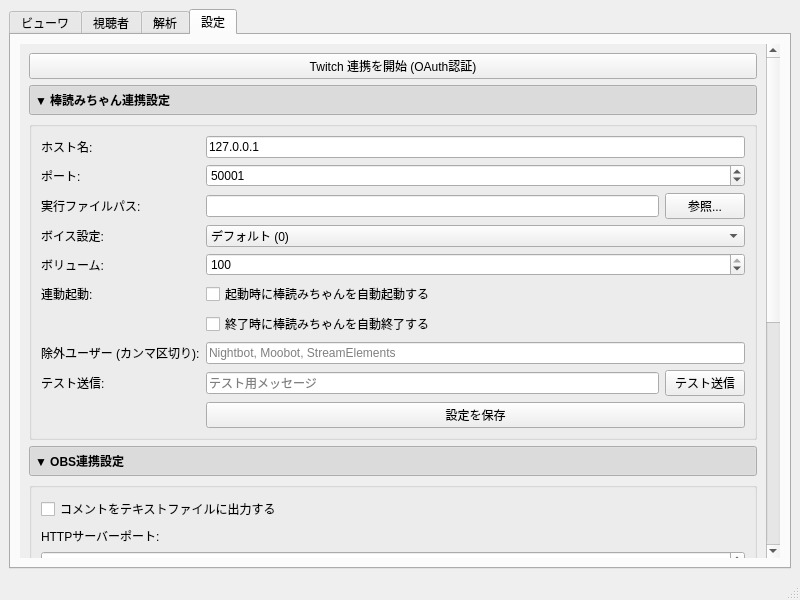
This is src/MainWindow.ui in BLUE000/TwitchCommentViewer as Qt 5 draws it before an edit. The edited form follows.
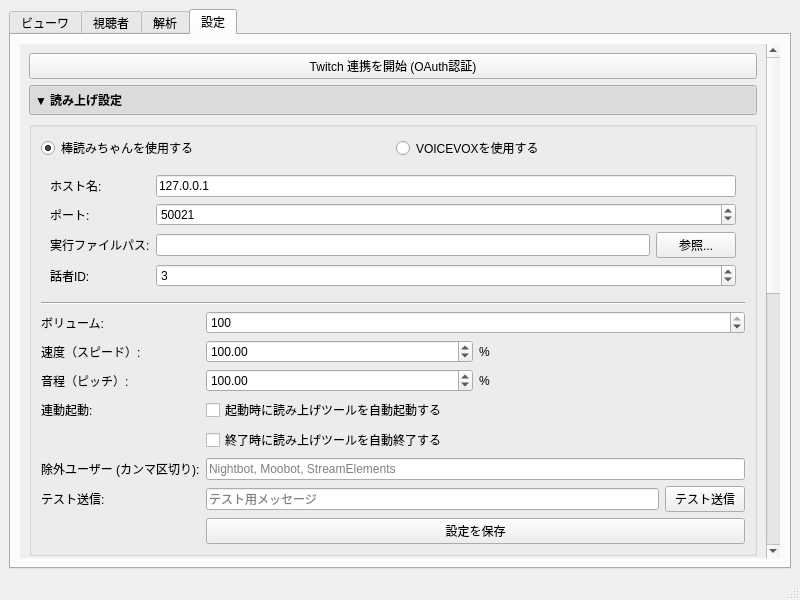
This is the edited form. The open tabs and pages were chosen to show the change. Custom widgets are drawn as their Qt base class.

Commit message: Implement VOICEVOX integration and unified TTS settings UI

```diff
--- a/src/MainWindow.ui
+++ b/src/MainWindow.ui
@@ -111,10 +111,29 @@
               </property>
              </widget>
             </item>
-        <item><widget class="QPushButton" name="btnToggleBouyomi"><property name="text"><string>▼ 棒読みちゃん連携設定</string></property><property name="checkable"><bool>true</bool></property><property name="checked"><bool>true</bool></property><property name="styleSheet"><string>text-align: left; font-weight: bold; padding: 5px;</string></property></widget></item><item><widget class="QGroupBox" name="groupBoxBouyomi">
-          <layout class="QFormLayout" name="formLayout">
+        <item><widget class="QPushButton" name="btnToggleTts"><property name="text"><string>▼ 読み上げ設定</string></property><property name="checkable"><bool>true</bool></property><property name="checked"><bool>true</bool></property><property name="styleSheet"><string>text-align: left; font-weight: bold; padding: 5px;</string></property></widget></item><item><widget class="QGroupBox" name="groupBoxTts">
+          <layout class="QVBoxLayout" name="verticalLayoutTts">
+           <item>
+            <layout class="QHBoxLayout" name="horizontalLayoutEngineSelect">
+             <item>
+              <widget class="QRadioButton" name="radUseBouyomi">
+               <property name="text"><string>棒読みちゃんを使用する</string></property>
+               <property name="checked"><bool>true</bool></property>
+              </widget>
+             </item>
+             <item>
+              <widget class="QRadioButton" name="radUseVoicevox">
+               <property name="text"><string>VOICEVOXを使用する</string></property>
+              </widget>
+             </item>
+            </layout>
+           </item>
+           <item>
+            <widget class="QStackedWidget" name="stackedTtsEngines">
+             <widget class="QWidget" name="pageBouyomi">
+              <layout class="QFormLayout" name="formLayoutBouyomi">
            <item row="0" column="0">
-            <widget class="QLabel" name="labelHost">
+                <widget class="QLabel" name="labelBouyomiHost">
              <property name="text"><string>ホスト名:</string></property>
             </widget>
            </item>
@@ -124,7 +143,7 @@
             </widget>
            </item>
            <item row="1" column="0">
-            <widget class="QLabel" name="labelPort">
+                <widget class="QLabel" name="labelBouyomiPort">
              <property name="text"><string>ポート:</string></property>
             </widget>
            </item>
@@ -135,12 +154,12 @@
             </widget>
            </item>
            <item row="2" column="0">
-            <widget class="QLabel" name="labelExe">
+                <widget class="QLabel" name="labelBouyomiExe">
              <property name="text"><string>実行ファイルパス:</string></property>
             </widget>
            </item>
            <item row="2" column="1">
-            <layout class="QHBoxLayout" name="horizontalLayoutExe">
+                <layout class="QHBoxLayout" name="horizontalLayoutBouyomiExe">
              <item>
               <widget class="QLineEdit" name="editBouyomiExe" />
              </item>
@@ -152,7 +171,7 @@
             </layout>
            </item>
            <item row="3" column="0">
-            <widget class="QLabel" name="labelVoice">
+                <widget class="QLabel" name="labelBouyomiVoice">
              <property name="text"><string>ボイス設定:</string></property>
             </widget>
            </item>
@@ -169,51 +188,159 @@
              <item><property name="text"><string>機械2 (8)</string></property></item>
             </widget>
            </item>
-           <item row="4" column="0">
-            <widget class="QLabel" name="labelVolume">
+              </layout>
+             </widget>
+             <widget class="QWidget" name="pageVoicevox">
+              <layout class="QFormLayout" name="formLayoutVoicevox">
+               <item row="0" column="0">
+                <widget class="QLabel" name="labelVoicevoxHost">
+                 <property name="text"><string>ホスト名:</string></property>
+                </widget>
+               </item>
+               <item row="0" column="1">
+                <widget class="QLineEdit" name="editVoicevoxHost">
+                 <property name="text"><string>127.0.0.1</string></property>
+                </widget>
+               </item>
+               <item row="1" column="0">
+                <widget class="QLabel" name="labelVoicevoxPort">
+                 <property name="text"><string>ポート:</string></property>
+                </widget>
+               </item>
+               <item row="1" column="1">
+                <widget class="QSpinBox" name="spinVoicevoxPort">
+                 <property name="maximum"><number>65535</number></property>
+                 <property name="value"><number>50021</number></property>
+                </widget>
+               </item>
+               <item row="2" column="0">
+                <widget class="QLabel" name="labelVoicevoxExe">
+                 <property name="text"><string>実行ファイルパス:</string></property>
+                </widget>
+               </item>
+               <item row="2" column="1">
+                <layout class="QHBoxLayout" name="horizontalLayoutVoicevoxExe">
+                 <item>
+                  <widget class="QLineEdit" name="editVoicevoxExe"/>
+                 </item>
+                 <item>
+                  <widget class="QPushButton" name="btnBrowseVoicevox">
+                   <property name="text"><string>参照...</string></property>
+                  </widget>
+                 </item>
+                </layout>
+               </item>
+               <item row="3" column="0">
+                <widget class="QLabel" name="labelVoicevoxSpeaker">
+                 <property name="text"><string>話者ID:</string></property>
+                </widget>
+               </item>
+               <item row="3" column="1">
+                <widget class="QSpinBox" name="spinVoicevoxSpeaker">
+                 <property name="minimum"><number>0</number></property>
+                 <property name="maximum"><number>1000</number></property>
+                 <property name="value"><number>3</number></property>
+                </widget>
+               </item>
+              </layout>
+             </widget>
+            </widget>
+           </item>
+           <item>
+            <widget class="Line" name="lineSeparator">
+             <property name="orientation">
+              <enum>Qt::Horizontal</enum>
+             </property>
+            </widget>
+           </item>
+           <item>
+            <layout class="QFormLayout" name="formLayoutTtsCommon">
+             <item row="0" column="0">
+              <widget class="QLabel" name="labelTtsVolume">
              <property name="text"><string>ボリューム:</string></property>
             </widget>
            </item>
-           <item row="4" column="1">
-            <widget class="QSpinBox" name="spinBouyomiVolume">
+             <item row="0" column="1">
+              <widget class="QSpinBox" name="spinTtsVolume">
              <property name="minimum"><number>-1</number></property>
              <property name="maximum"><number>100</number></property>
              <property name="value"><number>100</number></property>
-             <property name="specialValueText"><string>デフォルト</string></property>
-            </widget>
-           </item>
-           <item row="5" column="0">
-            <widget class="QLabel" name="labelAutoStart">
+              </widget>
+             </item>
+             <item row="1" column="0">
+              <widget class="QLabel" name="labelTtsSpeed">
+               <property name="text"><string>速度（スピード）:</string></property>
+              </widget>
+             </item>
+             <item row="1" column="1">
+              <layout class="QHBoxLayout" name="horizontalLayoutTtsSpeed">
+               <item>
+                <widget class="QDoubleSpinBox" name="doubleSpinTtsSpeed">
+                 <property name="minimum"><number>50</number></property>
+                 <property name="maximum"><number>300</number></property>
+                 <property name="value"><number>100</number></property>
+                </widget>
+               </item>
+               <item>
+                <widget class="QLabel" name="labelTtsSpeedUnit">
+                 <property name="text"><string>%</string></property>
+                </widget>
+               </item>
+              </layout>
+             </item>
+             <item row="2" column="0">
+              <widget class="QLabel" name="labelTtsPitch">
+               <property name="text"><string>音程（ピッチ）:</string></property>
+              </widget>
+             </item>
+             <item row="2" column="1">
+              <layout class="QHBoxLayout" name="horizontalLayoutTtsPitch">
+               <item>
+                <widget class="QDoubleSpinBox" name="doubleSpinTtsPitch">
+                 <property name="minimum"><number>50</number></property>
+                 <property name="maximum"><number>200</number></property>
+                 <property name="value"><number>100</number></property>
+                </widget>
+               </item>
+               <item>
+                <widget class="QLabel" name="labelTtsPitchUnit">
+                 <property name="text"><string>%</string></property>
+                </widget>
+               </item>
+              </layout>
+             </item>
+             <item row="3" column="0">
+              <widget class="QLabel" name="labelTtsAutoStart">
              <property name="text"><string>連動起動:</string></property>
             </widget>
            </item>
-           <item row="5" column="1">
-            <widget class="QCheckBox" name="chkBouyomiAutoStart">
-             <property name="text"><string>起動時に棒読みちゃんを自動起動する</string></property>
-            </widget>
-           </item>
-           <item row="6" column="1">
-            <widget class="QCheckBox" name="chkBouyomiAutoStop">
-             <property name="text"><string>終了時に棒読みちゃんを自動終了する</string></property>
-            </widget>
-           </item>
-           <item row="7" column="0">
-            <widget class="QLabel" name="labelBouyomiIgnore">
+             <item row="3" column="1">
+              <widget class="QCheckBox" name="chkTtsAutoStart">
+               <property name="text"><string>起動時に読み上げツールを自動起動する</string></property>
+              </widget>
+             </item>
+             <item row="4" column="1">
+              <widget class="QCheckBox" name="chkTtsAutoStop">
+               <property name="text"><string>終了時に読み上げツールを自動終了する</string></property>
+              </widget>
+             </item>
+             <item row="5" column="0">
+              <widget class="QLabel" name="labelTtsIgnore">
              <property name="text"><string>除外ユーザー (カンマ区切り):</string></property>
             </widget>
            </item>
-           <item row="7" column="1">
-            <widget class="QLineEdit" name="editBouyomiIgnoreUsers">
+             <item row="5" column="1">
+              <widget class="QLineEdit" name="editTtsIgnoreUsers">
              <property name="placeholderText"><string>Nightbot, Moobot, StreamElements</string></property>
             </widget>
            </item>
-           <item row="8" column="0">
-            <widget class="QLabel" name="labelTest">
+             <item row="6" column="0">
+              <widget class="QLabel" name="labelTtsTest">
              <property name="text"><string>テスト送信:</string></property>
             </widget>
            </item>
-           <item row="8" column="1">
-            <layout class="QHBoxLayout" name="horizontalLayoutTest">
+             <item row="6" column="1">
+              <layout class="QHBoxLayout" name="horizontalLayoutTtsTest">
              <item>
               <widget class="QLineEdit" name="editBouyomiTestText">
                <property name="placeholderText"><string>テスト用メッセージ</string></property>
@@ -226,10 +353,12 @@
              </item>
             </layout>
            </item>
-           <item row="9" column="1">
-            <widget class="QPushButton" name="btnSaveBouyomi">
+             <item row="7" column="1">
+              <widget class="QPushButton" name="btnSaveTts">
              <property name="text"><string>設定を保存</string></property>
             </widget>
+             </item>
+            </layout>
            </item>
           </layout>
          </widget>
```
Left out of the diff: 6 changed lines with no effect on the pictures. Lines whose indentation alone changed are shown as unchanged. The commit also changes 14 other files.
